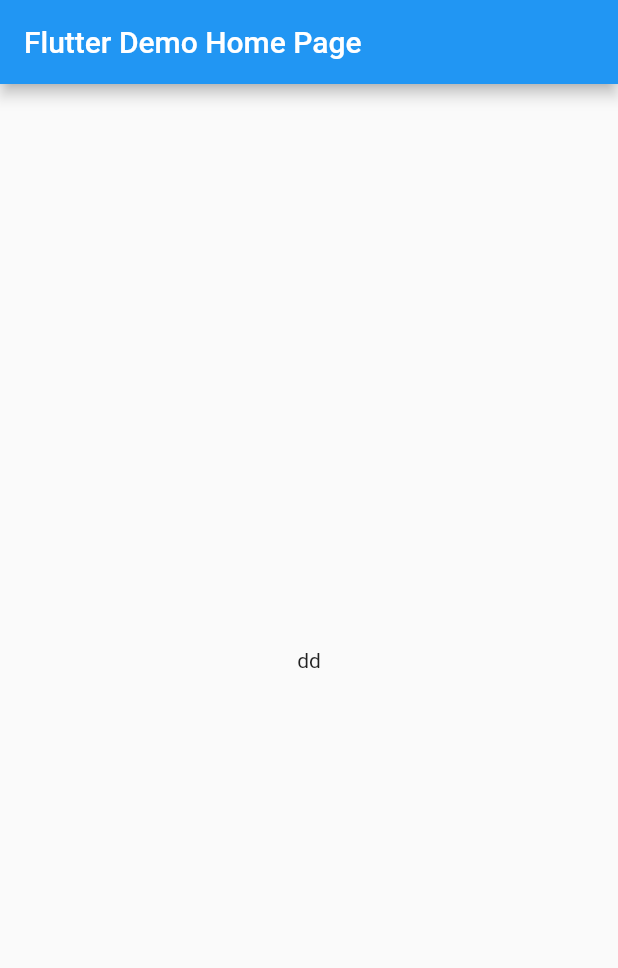
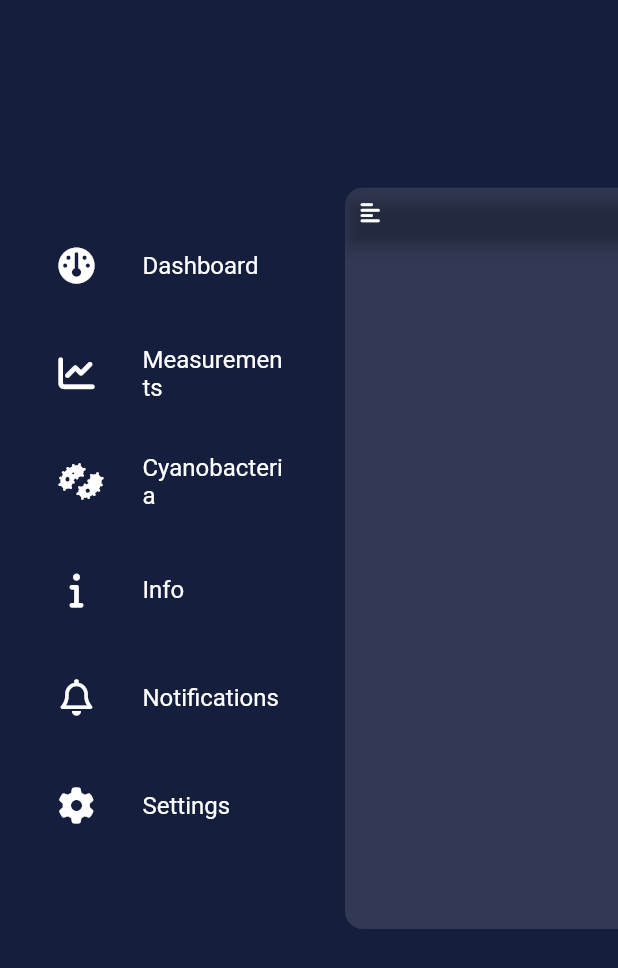
Before and after one commit to kesslermatics/Aquaware, a Flutter app: the screen it shows after launch, on a phone screen of 412 x 824 dp. Shown: the top 968 px of the screen. Run offline on Flutter 3.47's test engine with Material 2 defaults, Android fonts, the phone set to English and light mode, and no system bars; our stand-ins replace font_awesome_flutter.

Commit message:
Added main navigation

```diff
--- a/Frontend/lib/main.dart
+++ b/Frontend/lib/main.dart
@@ -1,122 +1,21 @@
 import 'dart:convert';
 
+import 'package:aquaware/pages/HomePage.dart';
 import 'package:flutter/material.dart';
 import 'package:http/http.dart' as http;
 
-void main() {
-  runApp(const MyApp());
-}
+void main() => runApp(MyApp());
 
 class MyApp extends StatelessWidget {
-  const MyApp({super.key});
-
-  // This widget is the root of your application.
   @override
   Widget build(BuildContext context) {
     return MaterialApp(
-      title: 'Flutter Demo',
-      theme: ThemeData(
-        // This is the theme of your application.
-        //
-        // Try running your application with "flutter run". You'll see the
-        // application has a blue toolbar. Then, without quitting the app, try
-        // changing the primarySwatch below to Colors.green and then invoke
-        // "hot reload" (press "r" in the console where you ran "flutter run",
-        // or simply save your changes to "hot reload" in a Flutter IDE).
-        // Notice that the counter didn't reset back to zero; the application
-        // is not restarted.
-        primarySwatch: Colors.blue,
+      debugShowCheckedModeBanner: false,
+      theme: ThemeData.dark().copyWith(
+        scaffoldBackgroundColor: Colors.white,
+        primaryColor: Color.fromRGBO(21, 30, 61, 1),
       ),
-      home: const MyHomePage(title: 'Flutter Demo Home Page'),
+      home: HomePage(),
     );
   }
 }
-
-class MyHomePage extends StatefulWidget {
-  const MyHomePage({super.key, required this.title});
-
-  // This widget is the home page of your application. It is stateful, meaning
-  // that it has a State object (defined below) that contains fields that affect
-  // how it looks.
-
-  // This class is the configuration for the state. It holds the values (in this
-  // case the title) provided by the parent (in this case the App widget) and
-  // used by the build method of the State. Fields in a Widget subclass are
-  // always marked "final".
-
-  final String title;
-
-  @override
-  State<MyHomePage> createState() => _MyHomePageState();
-}
-
-class _MyHomePageState extends State<MyHomePage> {
-  @override
-  Widget build(BuildContext context) {
-    fetchMesswerte().then(
-      (value) {
-        debugPrint(value.toString());
-      },
-    );
-    // This method is rerun every time setState is called, for instance as done
-    // by the _incrementCounter method above.
-    //
-    // The Flutter framework has been optimized to make rerunning build methods
-    // fast, so that you can just rebuild anything that needs updating rather
-    // than having to individually change instances of widgets.
-    return Scaffold(
-      appBar: AppBar(
-        // Here we take the value from the MyHomePage object that was created by
-        // the App.build method, and use it to set our appbar title.
-        title: Text(widget.title),
-      ),
-      body: Center(
-        // Center is a layout widget. It takes a single child and positions it
-        // in the middle of the parent.
-        child: Text("dd"),
-      ),
-    );
-  }
-
-  Future<List<Messwert>> fetchMesswerte() async {
-    final response = await http.get(Uri.parse(
-        'https://api.thingspeak.com/channels/2081657/feeds.json?api_key=KB25YBZI8HQJS3XS'));
-
-    if (response.statusCode == 200) {
-      // If the server did return a 200 OK response,
-      // then parse the JSON.
-      return fetchMesswert(jsonDecode(response.body));
-    } else {
-      // If the server did not return a 200 OK response,
-      // then throw an exception.
-      throw Exception('Failed to load album');
-    }
-  }
-
-  List<Messwert> fetchMesswert(Map<String, dynamic> json) {
-    List<dynamic> feeds = json['feeds'];
-    List<Messwert> messwerte = <Messwert>[];
-    for (Map map in feeds) {
-      messwerte.add(
-        Messwert(
-          temperatur: int.parse(map["field1"]),
-          tds: int.parse(map["field2"]),
-          ph: int.parse(map["field3"]),
-        ),
-      );
-    }
-    return messwerte;
-  }
-}
-
-class Messwert {
-  final int temperatur;
-  final int tds;
-  final int ph;
-
-  const Messwert({
-    required this.temperatur,
-    required this.tds,
-    required this.ph,
-  });
-}
--- /dev/null
+++ b/Frontend/lib/model/DrawerItem.dart
@@ -0,0 +1,8 @@
+import 'package:flutter/cupertino.dart';
+
+class DrawerItem {
+  final String title;
+  final IconData icon;
+
+  const DrawerItem(this.title, this.icon);
+}
--- /dev/null
+++ b/Frontend/lib/model/DrawerItems.dart
@@ -0,0 +1,39 @@
+import 'package:aquaware/model/DrawerItem.dart';
+import 'package:flutter/cupertino.dart';
+import 'package:font_awesome_flutter/font_awesome_flutter.dart';
+
+class DrawerItems {
+  static const dashboard = DrawerItem(
+    "Dashboard",
+    FontAwesomeIcons.gauge,
+  );
+  static const measurements = DrawerItem(
+    "Measurements",
+    FontAwesomeIcons.chartLine,
+  );
+  static const cyanobacteria = DrawerItem(
+    "Cyanobacteria",
+    FontAwesomeIcons.bacteria,
+  );
+  static const info = DrawerItem(
+    "Info",
+    FontAwesomeIcons.info,
+  );
+  static const notifications = DrawerItem(
+    "Notifications",
+    FontAwesomeIcons.bell,
+  );
+  static const settings = DrawerItem(
+    "Settings",
+    FontAwesomeIcons.gear,
+  );
+
+  static final List<DrawerItem> all = [
+    dashboard,
+    measurements,
+    cyanobacteria,
+    info,
+    notifications,
+    settings
+  ];
+}
--- /dev/null
+++ b/Frontend/lib/pages/DashboardPage.dart
@@ -0,0 +1,29 @@
+import 'package:flutter/material.dart';
+import 'package:flutter/src/widgets/container.dart';
+import 'package:flutter/src/widgets/framework.dart';
+
+import '../widgets/DrawerMenuWidget.dart';
+
+class DashboardPage extends StatefulWidget {
+  final VoidCallback openDrawer;
+
+  const DashboardPage({super.key, required this.openDrawer});
+
+  @override
+  State<DashboardPage> createState() => _DashboardPageState();
+}
+
+class _DashboardPageState extends State<DashboardPage> {
+  @override
+  Widget build(BuildContext context) {
+    return Scaffold(
+      backgroundColor: Colors.transparent,
+      appBar: AppBar(
+        backgroundColor: Colors.transparent,
+        leading: DrawerMenuWidget(
+          onClicked: widget.openDrawer,
+        ),
+      ),
+    );
+  }
+}
--- /dev/null
+++ b/Frontend/lib/pages/HomePage.dart
@@ -0,0 +1,137 @@
+import 'package:aquaware/pages/CyanobacteriaPage.dart';
+import 'package:aquaware/pages/InfoPage.dart';
+import 'package:aquaware/pages/MeasurementsPage.dart';
+import 'package:aquaware/pages/NotificationsPage.dart';
+import 'package:aquaware/pages/SettingsPage.dart';
+import 'package:flutter/cupertino.dart';
+import 'package:flutter/material.dart';
+
+import '../model/DrawerItem.dart';
+import '../model/DrawerItems.dart';
+import '../widgets/DrawerWidget.dart';
+import 'DashboardPage.dart';
+
+class HomePage extends StatefulWidget {
+  const HomePage({super.key});
+
+  @override
+  State<HomePage> createState() => _HomePageState();
+}
+
+class _HomePageState extends State<HomePage> {
+  late double xOffset;
+  late double yOffset;
+  late double scaleFactor;
+  bool isDragging = false;
+  bool isDrawerOpen = false;
+  DrawerItem item = DrawerItems.dashboard;
+
+  @override
+  void initState() {
+    super.initState();
+    openDrawer();
+  }
+
+  void openDrawer() => setState(() {
+        xOffset = 230;
+        yOffset = 125;
+        scaleFactor = 0.6;
+        isDrawerOpen = true;
+      });
+
+  void closeDrawer() => setState(() {
+        xOffset = 0;
+        yOffset = 0;
+        scaleFactor = 1;
+        isDrawerOpen = false;
+      });
+
+  @override
+  Widget build(BuildContext context) {
+    return SafeArea(
+      child: Scaffold(
+        backgroundColor: Theme.of(context).primaryColor,
+        body: Stack(
+          children: [
+            buildDrawer(),
+            buildCurrentPage(),
+          ],
+        ),
+      ),
+    );
+  }
+
+  Widget buildDrawer() => Container(
+        padding: EdgeInsets.fromLTRB(0, yOffset, 0, 0),
+        width: xOffset,
+        child: DrawerWidget(
+          onSelectedItem: (item) {
+            setState(() {
+              this.item = item;
+              closeDrawer();
+            });
+          },
+        ),
+      );
+
+  Widget buildCurrentPage() {
+    return WillPopScope(
+      onWillPop: () async {
+        if (isDrawerOpen) {
+          closeDrawer();
+          return false;
+        } else {
+          return true;
+        }
+      },
+      child: GestureDetector(
+        onTap: closeDrawer,
+        onHorizontalDragStart: (details) => isDragging = true,
+        onHorizontalDragUpdate: (details) {
+          if (!isDragging) return;
+          const delta = 1;
+          if (details.delta.dx > delta) {
+            openDrawer();
+          } else if (details.delta.dx < -delta) {
+            closeDrawer();
+          }
+          isDragging = false;
+        },
+        child: AnimatedContainer(
+          duration: Duration(milliseconds: 200),
+          transform: Matrix4.translationValues(xOffset, yOffset, 0)
+            ..scale(scaleFactor),
+          child: AbsorbPointer(
+            absorbing: isDrawerOpen,
+            child: ClipRRect(
+              borderRadius: BorderRadius.circular(isDrawerOpen ? 20 : 0),
+              child: Container(
+                color: isDrawerOpen
+                    ? Colors.white12
+                    : Theme.of(context).primaryColor,
+                child: getCurrentPage(),
+              ),
+            ),
+          ),
+        ),
+      ),
+    );
+  }
+
+  Widget getCurrentPage() {
+    switch (item) {
+      case DrawerItems.measurements:
+        return MeasurementsPage(openDrawer: openDrawer);
+      case DrawerItems.cyanobacteria:
+        return CyanobacteriaPage(openDrawer: openDrawer);
+      case DrawerItems.info:
+        return InfoPage(openDrawer: openDrawer);
+      case DrawerItems.notifications:
+        return NotificationsPage(openDrawer: openDrawer);
+      case DrawerItems.settings:
+        return SettingsPage(openDrawer: openDrawer);
+      default:
+        return DashboardPage(openDrawer: openDrawer);
+    }
+  }
+}
--- /dev/null
+++ b/Frontend/lib/widgets/DrawerMenuWidget.dart
@@ -0,0 +1,18 @@
+import 'package:flutter/material.dart';
+import 'package:flutter/src/widgets/container.dart';
+import 'package:flutter/src/widgets/framework.dart';
+import 'package:font_awesome_flutter/font_awesome_flutter.dart';
+
+class DrawerMenuWidget extends StatelessWidget {
+  final VoidCallback onClicked;
+  const DrawerMenuWidget({super.key, required this.onClicked});
+
+  @override
+  Widget build(BuildContext context) {
+    return IconButton(
+      icon: FaIcon(FontAwesomeIcons.alignLeft),
+      color: Colors.white,
+      onPressed: onClicked,
+    );
+  }
+}
--- /dev/null
+++ b/Frontend/lib/widgets/DrawerWidget.dart
@@ -0,0 +1,45 @@
+import 'package:aquaware/model/DrawerItems.dart';
+import 'package:flutter/material.dart';
+import 'package:flutter/src/widgets/container.dart';
+import 'package:flutter/src/widgets/framework.dart';
+
+import '../model/DrawerItem.dart';
+
+class DrawerWidget extends StatelessWidget {
+  final ValueChanged<DrawerItem> onSelectedItem;
+
+  const DrawerWidget({super.key, required this.onSelectedItem});
+
+  @override
+  Widget build(BuildContext context) => Container(
+        padding: EdgeInsets.fromLTRB(16, 16, 16, 0),
+        child: SingleChildScrollView(
+          child: Column(
+            children: [
+              buildDrawerItems(context),
+            ],
+          ),
+        ),
+      );
+
+  Widget buildDrawerItems(BuildContext context) => Column(
+      children: DrawerItems.all
+          .map(
+            (item) => ListTile(
+              contentPadding: EdgeInsets.symmetric(
+                horizontal: 23,
+                vertical: 8,
+              ),
+              leading: Icon(
+                item.icon,
+                color: Colors.white,
+              ),
+              title: Text(
+                item.title,
+                style: TextStyle(color: Colors.white, fontSize: 16),
+              ),
+              onTap: () => onSelectedItem(item),
+            ),
+          )
+          .toList());
+}
--- a/Frontend/pubspec.yaml
+++ b/Frontend/pubspec.yaml
@@ -37,6 +37,7 @@
   # Use with the CupertinoIcons class for iOS style icons.
   cupertino_icons: ^1.0.2
   http: ^0.13.5
+  font_awesome_flutter: ^10.4.0
 
 dev_dependencies:
   flutter_test:
```
Also changed, not shown: Frontend/lib/pages/CyanobacteriaPage.dart (added, +18 -0 lines), Frontend/lib/pages/InfoPage.dart (added, +18 -0 lines), Frontend/lib/pages/MeasurementsPage.dart (added, +18 -0 lines), Frontend/lib/pages/NotificationsPage.dart (added, +18 -0 lines), Frontend/lib/pages/SettingsPage.dart (added, +18 -0 lines), Frontend/pubspec.lock, 2 other files.
